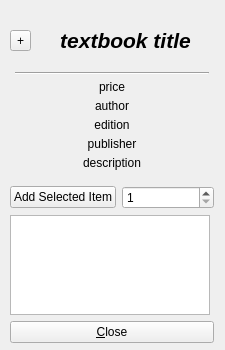
Old version of the form D4_TeamJava/cuTPS_gui/TextbookDetailsWindow.ui in the repository AnkushVarshneya/CUTPS.
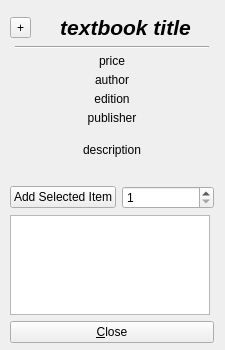
New version of the form.

What changed in the file:
```diff
--- a/D4_TeamJava/cuTPS_gui/TextbookDetailsWindow.ui
+++ b/D4_TeamJava/cuTPS_gui/TextbookDetailsWindow.ui
@@ -27,8 +27,8 @@
   </property>
   <property name="maximumSize">
    <size>
-    <width>300</width>
-    <height>400</height>
+    <width>225</width>
+    <height>350</height>
    </size>
   </property>
   <property name="windowTitle">
@@ -52,7 +52,10 @@
       <item>
        <widget class="QToolButton" name="addCurrentTextbookOption">
         <property name="toolTip">
-         <string extracomment="&quot;Add this textbook to your shopping cart.&quot;">&quot;Add this textbook to your shopping cart.&quot;</string>
+         <string extracomment="Add this textbook to your shopping cart.">Add this textbook to your shopping cart.</string>
+        </property>
+        <property name="layoutDirection">
+         <enum>Qt::RightToLeft</enum>
         </property>
         <property name="text">
          <string>+</string>
@@ -62,7 +65,7 @@
       <item>
        <widget class="QLabel" name="textbookTitleLabel">
         <property name="sizePolicy">
-         <sizepolicy hsizetype="MinimumExpanding" vsizetype="Preferred">
+         <sizepolicy hsizetype="Minimum" vsizetype="Preferred">
           <horstretch>0</horstretch>
           <verstretch>0</verstretch>
          </sizepolicy>
@@ -167,7 +170,7 @@
       <item>
        <widget class="QLabel" name="textbookDescriptionLabel">
         <property name="sizePolicy">
-         <sizepolicy hsizetype="Preferred" vsizetype="Preferred">
+         <sizepolicy hsizetype="Preferred" vsizetype="MinimumExpanding">
           <horstretch>0</horstretch>
           <verstretch>1</verstretch>
          </sizepolicy>
```
Left out of the diff: 8 changed lines with no effect on the pictures.
